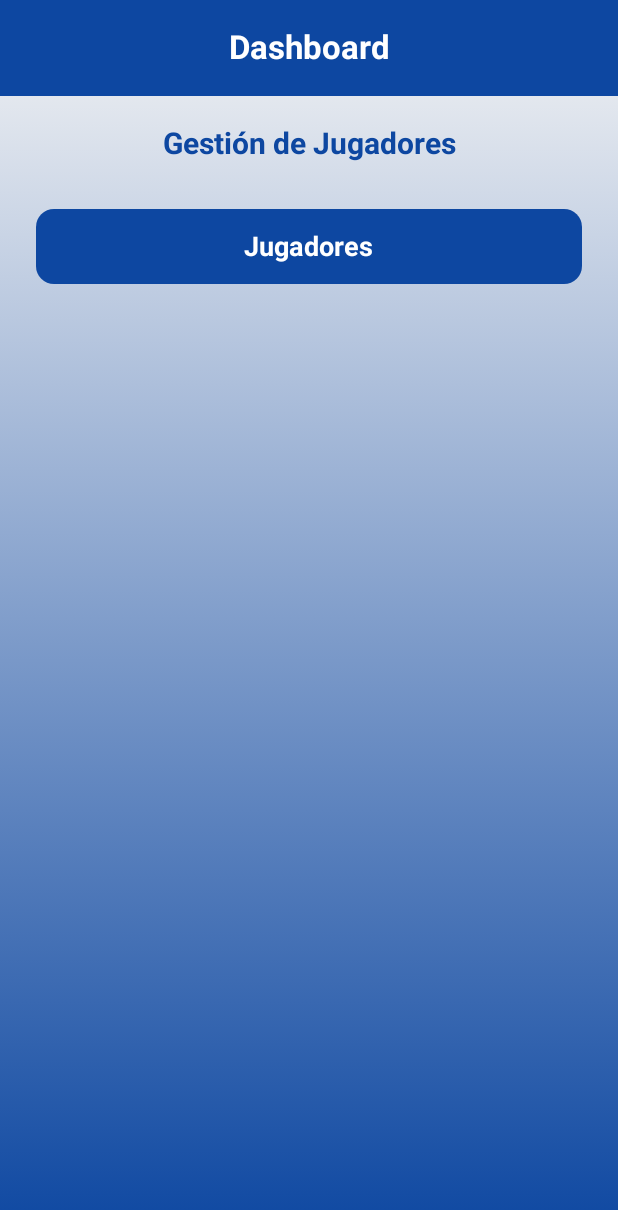
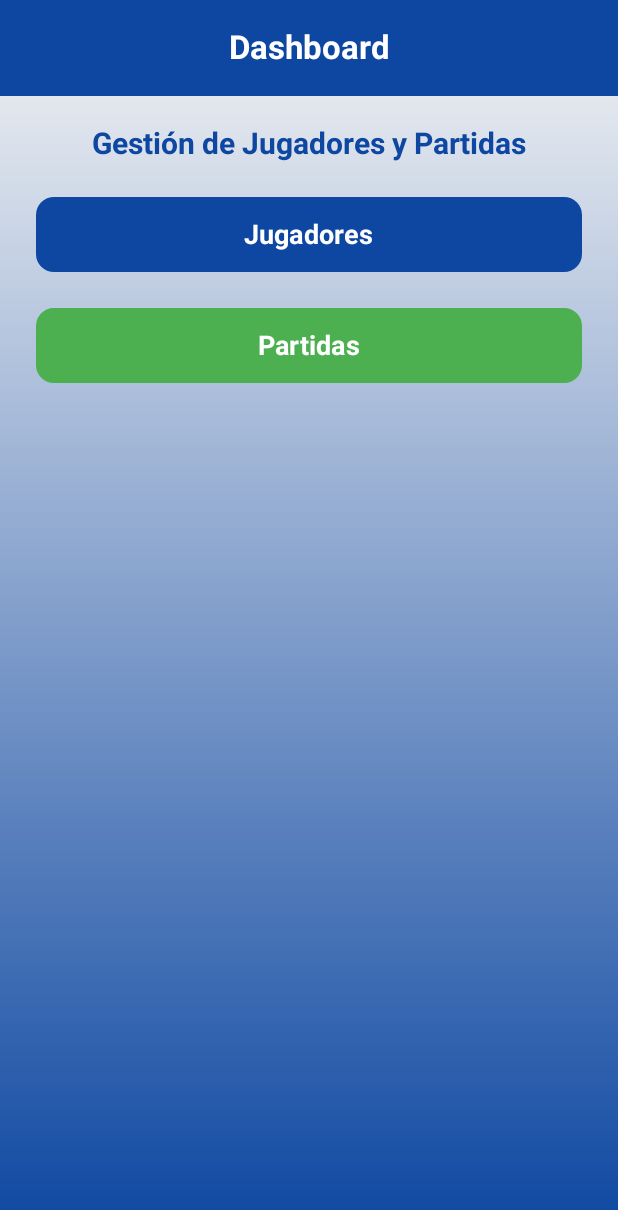
Before and after one commit to leodanny0216/RegistroJugadores, an Android app built with Jetpack Compose: the screen it shows after launch (MainActivity), on a phone screen of 412 x 824 dp. Shown: the top 1210 px of the screen. Run offline under Robolectric (Android 15) with nearby library versions, the phone set to English and light mode, and no system bars; our stand-ins replace Dagger/Hilt's generated code, Room's generated code.

Commit message:
Le Agregue el Dashoboard de partida

```diff
--- a/app/src/main/java/com/example/registrojugadores/presentation/home/DashboardScreen.kt
+++ b/app/src/main/java/com/example/registrojugadores/presentation/home/DashboardScreen.kt
@@ -54,17 +54,16 @@ fun DashboardScreen(navController: NavController) {
                 .fillMaxSize()
                 .background(
                     brush = Brush.verticalGradient(
-                        colors = listOf(Color(0xFFF5F5F5), Color(0xFF0D47A1)) // Azul oscuro
+                        colors = listOf(Color(0xFFF5F5F5), Color(0xFF0D47A1))
                     )
                 )
-
                 .padding(innerPadding)
                 .padding(horizontal = 24.dp, vertical = 20.dp),
-            verticalArrangement = Arrangement.spacedBy(32.dp),
+            verticalArrangement = Arrangement.spacedBy(24.dp),
             horizontalAlignment = Alignment.CenterHorizontally
         ) {
             Text(
-                text = "Gestión de Jugadores",
+                text = "Gestión de Jugadores y Partidas",
                 style = TextStyle(
                     fontSize = 20.sp,
                     fontWeight = FontWeight.Bold,
@@ -91,6 +90,24 @@ fun DashboardScreen(navController: NavController) {
                     fontWeight = FontWeight.Bold
                 )
             }
+
+            Button(
+                onClick = { navController.navigate("partidaList") },
+                modifier = Modifier
+                    .fillMaxWidth()
+                    .height(50.dp),
+                shape = RoundedCornerShape(12.dp),
+                colors = ButtonDefaults.buttonColors(
+                    containerColor = Color(0xFF4CAF50),
+                    contentColor = Color.White
+                )
+            ) {
+                Text(
+                    text = "Partidas",
+                    fontSize = 18.sp,
+                    fontWeight = FontWeight.Bold
+                )
+            }
         }
     }
 }
```
